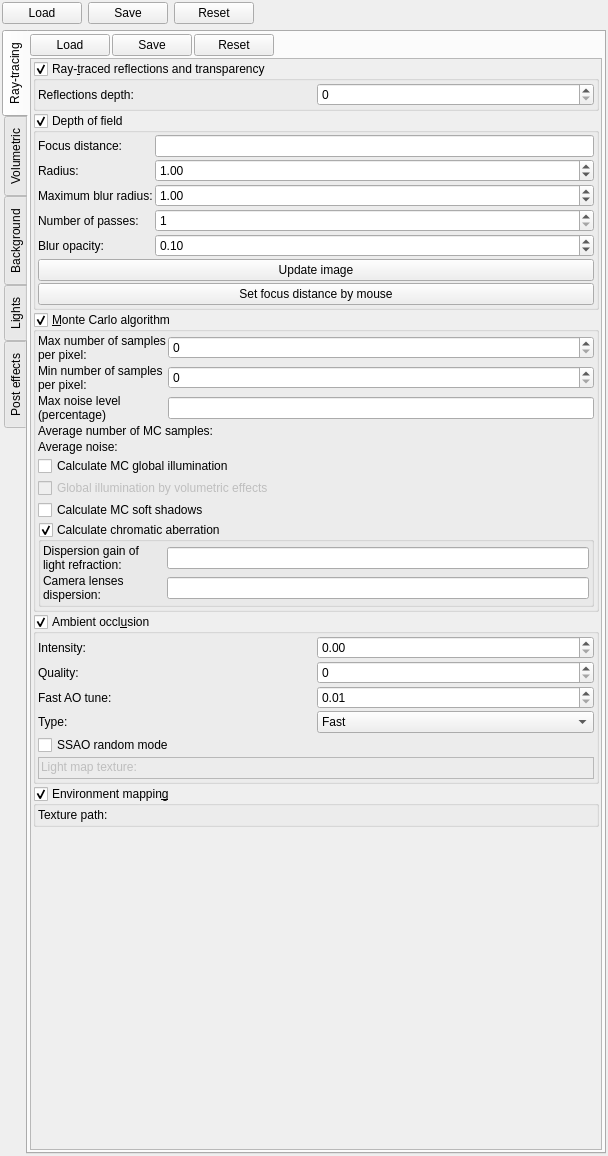
buddhi1980/mandelbulber2, file mandelbulber2/qt/dock_effects.ui: the form before one commit.
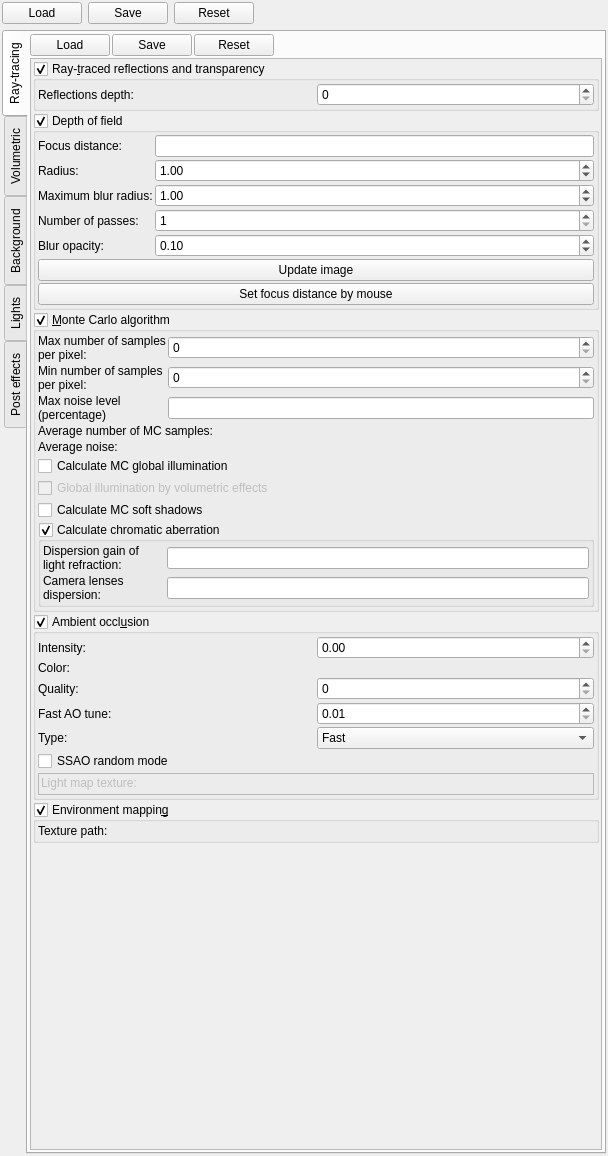
The form after the commit. The open tabs and pages were chosen to show the change. Icons and pictures are not drawn. Custom widgets are drawn as their Qt base class.

Commit message: Added color property for ambient occlusion effects

Diff of the .ui file:
```diff
--- a/mandelbulber2/qt/dock_effects.ui
+++ b/mandelbulber2/qt/dock_effects.ui
@@ -153,7 +153,7 @@
             <x>0</x>
             <y>0</y>
             <width>569</width>
-            <height>1078</height>
+            <height>1052</height>
            </rect>
           </property>
           <layout class="QVBoxLayout" name="verticalLayout_34">
@@ -738,21 +738,21 @@
                 <property name="spacing">
                  <number>2</number>
                 </property>
-                <item row="1" column="0">
+                <item row="2" column="0">
                  <widget class="QLabel" name="label_103">
                   <property name="text">
                    <string>Quality:</string>
                   </property>
                  </widget>
                 </item>
-                <item row="3" column="0">
+                <item row="4" column="0">
                  <widget class="QLabel" name="label_127">
                   <property name="text">
                    <string>Type:</string>
                   </property>
                  </widget>
                 </item>
-                <item row="1" column="2">
+                <item row="2" column="2">
                  <widget class="MySpinBox" name="spinboxInt_ambient_occlusion_quality">
                   <property name="sizePolicy">
                    <sizepolicy hsizetype="Minimum" vsizetype="Maximum">
@@ -768,7 +768,7 @@
                   </property>
                  </widget>
                 </item>
-                <item row="2" column="2">
+                <item row="3" column="2">
                  <widget class="MyDoubleSpinBox" name="spinbox_ambient_occlusion_fast_tune">
                   <property name="sizePolicy">
                    <sizepolicy hsizetype="Minimum" vsizetype="Maximum">
@@ -799,7 +799,7 @@
                   </property>
                  </widget>
                 </item>
-                <item row="2" column="0">
+                <item row="3" column="0">
                  <widget class="QLabel" name="label_132">
                   <property name="text">
                    <string>Fast AO tune:</string>
@@ -841,7 +841,7 @@
                   </property>
                  </widget>
                 </item>
-                <item row="3" column="2">
+                <item row="4" column="2">
                  <widget class="MyComboBox" name="comboBox_ambient_occlusion_mode">
                   <property name="sizePolicy">
                    <sizepolicy hsizetype="Preferred" vsizetype="Maximum">
@@ -869,6 +869,29 @@
                   </item>
                  </widget>
                 </item>
+                <item row="1" column="2">
+                 <widget class="MyColorButton" name="colorButton_ambient_occlusion_color" native="true">
+                  <property name="minimumSize">
+                   <size>
+                    <width>0</width>
+                    <height>0</height>
+                   </size>
+                  </property>
+                  <property name="toolTip">
+                   <string>&lt;html&gt;&lt;head/&gt;&lt;body&gt;&lt;p&gt;Color of light source&lt;/p&gt;&lt;/body&gt;&lt;/html&gt;</string>
+                  </property>
+                  <property name="text" stdset="0">
+                   <string>PushButton</string>
+                  </property>
+                 </widget>
+                </item>
+                <item row="1" column="0">
+                 <widget class="QLabel" name="label_71">
+                  <property name="text">
+                   <string>Color:</string>
+                  </property>
+                 </widget>
+                </item>
                </layout>
               </item>
               <item>
```
Left out of the diff: 14 changed lines with no effect on the pictures. The commit also changes 11 other files.
